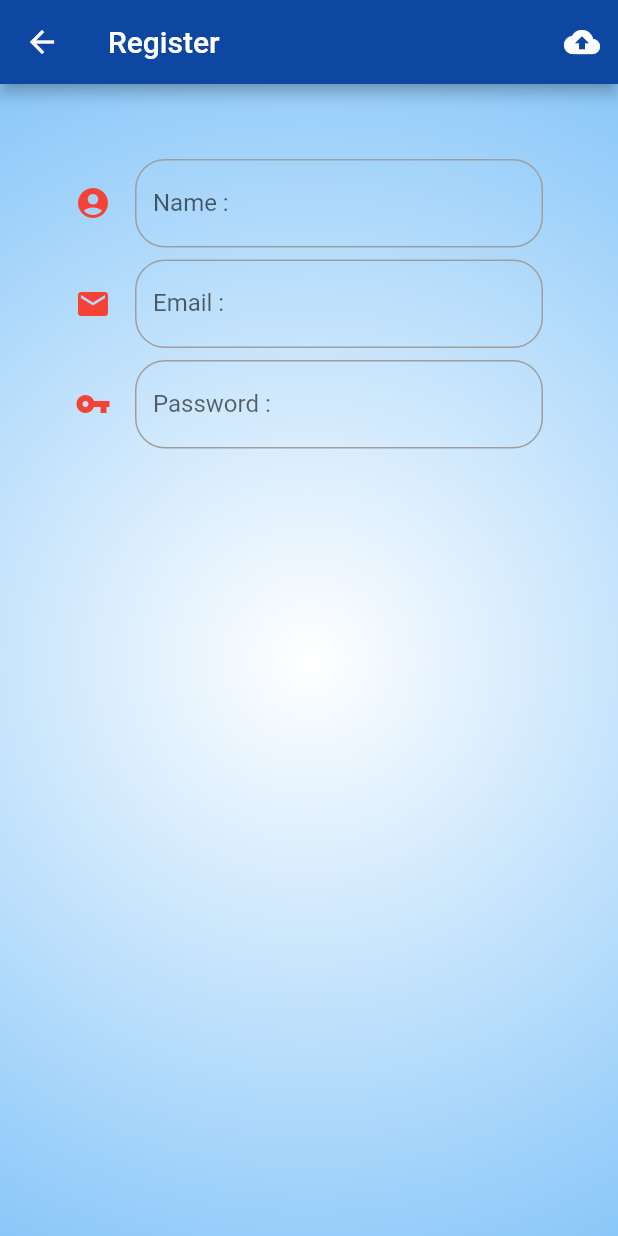
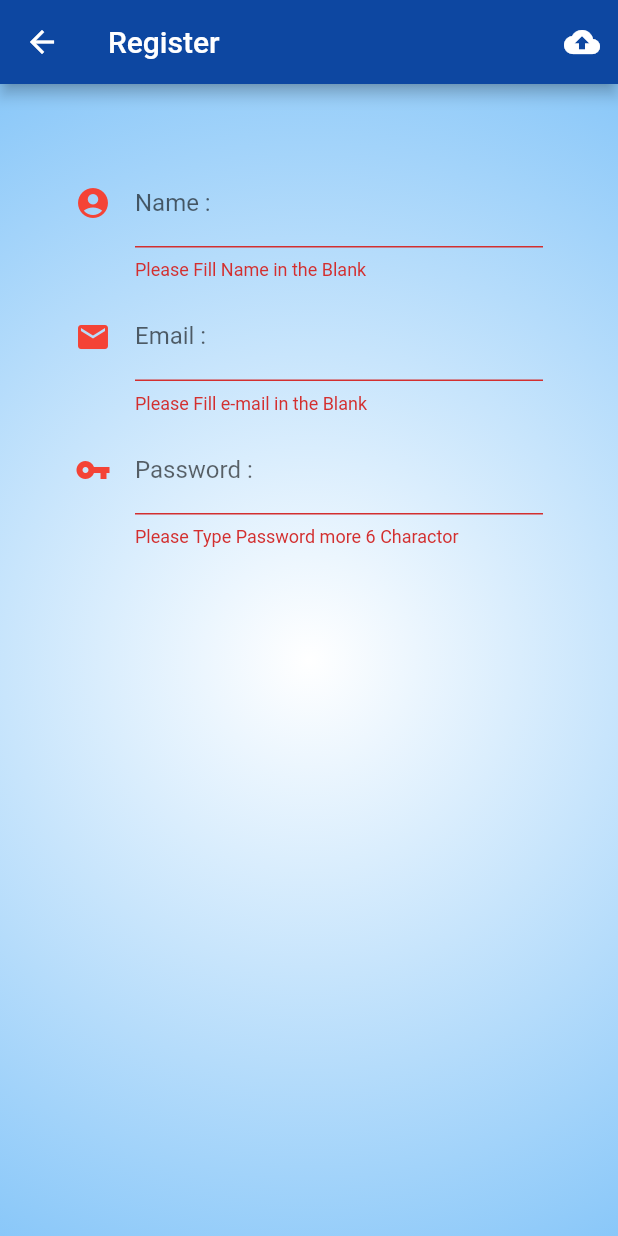
Before and after one commit to TodsaponR/terfirebase, a Flutter app: the Register screen opened directly, after a tap on the "cloud upload" icon, on a phone screen of 412 x 824 dp. Run offline on Flutter 3.47's test engine with Material 2 defaults, Android fonts, the phone set to English and light mode, and no system bars.

```diff
--- a/lib/screens/register.dart
+++ b/lib/screens/register.dart
@@ -6,6 +6,9 @@ class Register extends StatefulWidget {
 }
 
 class _RegisterState extends State<Register> {
+  //Explicit
+  final formKey = GlobalKey<FormState>();
+
   Widget passwordTextFormField() {
     return TextFormField(
       decoration: InputDecoration(
@@ -17,7 +20,11 @@ class _RegisterState extends State<Register> {
           icon: Icon(
             Icons.vpn_key,
             color: Colors.red,
-          )),
+          )),validator: (String value){
+            if (value.length <=5) {
+              return 'Please Type Password more 6 Charactor';
+            }
+          } ,
     );
   }
 
@@ -32,7 +39,13 @@ class _RegisterState extends State<Register> {
           icon: Icon(
             Icons.email,
             color: Colors.red,
-          )),
+          )),validator: (String value){
+            if (value.length == 0) {
+              return 'Please Fill e-mail in the Blank ';
+            } else if (!((value.contains('@')) && (value.contains('.')))) {
+              return 'Please Fill e-mail in the Format';
+            }
+          },
     );
   }
 
@@ -47,7 +60,11 @@ class _RegisterState extends State<Register> {
           icon: Icon(
             Icons.account_circle,
             color: Colors.red,
-          )),
+          )),validator: (String value){
+            if (value.length == 0) {
+              return 'Please Fill Name in the Blank';
+            }
+          },
     );
   }
 
@@ -57,6 +74,9 @@ class _RegisterState extends State<Register> {
       tooltip: 'Upload To Firebase',
       onPressed: () {
         print('You Click Upload');
+        if (formKey.currentState.validate()) {
+
+        }
       },
     );
   }
@@ -64,12 +84,14 @@ class _RegisterState extends State<Register> {
   @override
   Widget build(BuildContext context) {
     return Scaffold(
+      resizeToAvoidBottomPadding: false,
         appBar: AppBar(
           backgroundColor: Colors.blue[900],
           title: Text('Register'),
           actions: <Widget>[uploadButton()],
         ),
-      body: Container(
+        body: Form(key: formKey,
+          child: Container(
             decoration: BoxDecoration(
                 gradient: RadialGradient(
                     colors: [Colors.white, Colors.blue],
@@ -87,6 +109,6 @@ class _RegisterState extends State<Register> {
               ],
             ),
           ),
-    );
+        ));
   }
 }
```
Lines whose indentation alone changed are shown as unchanged.
